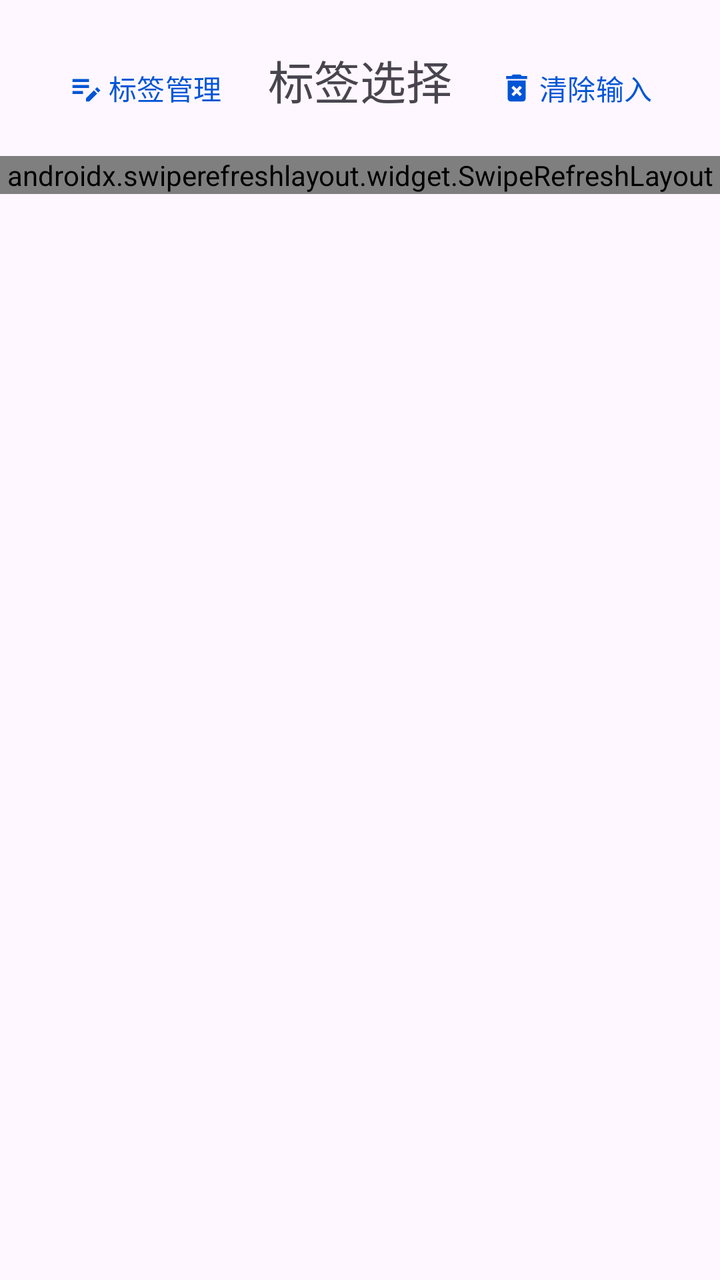
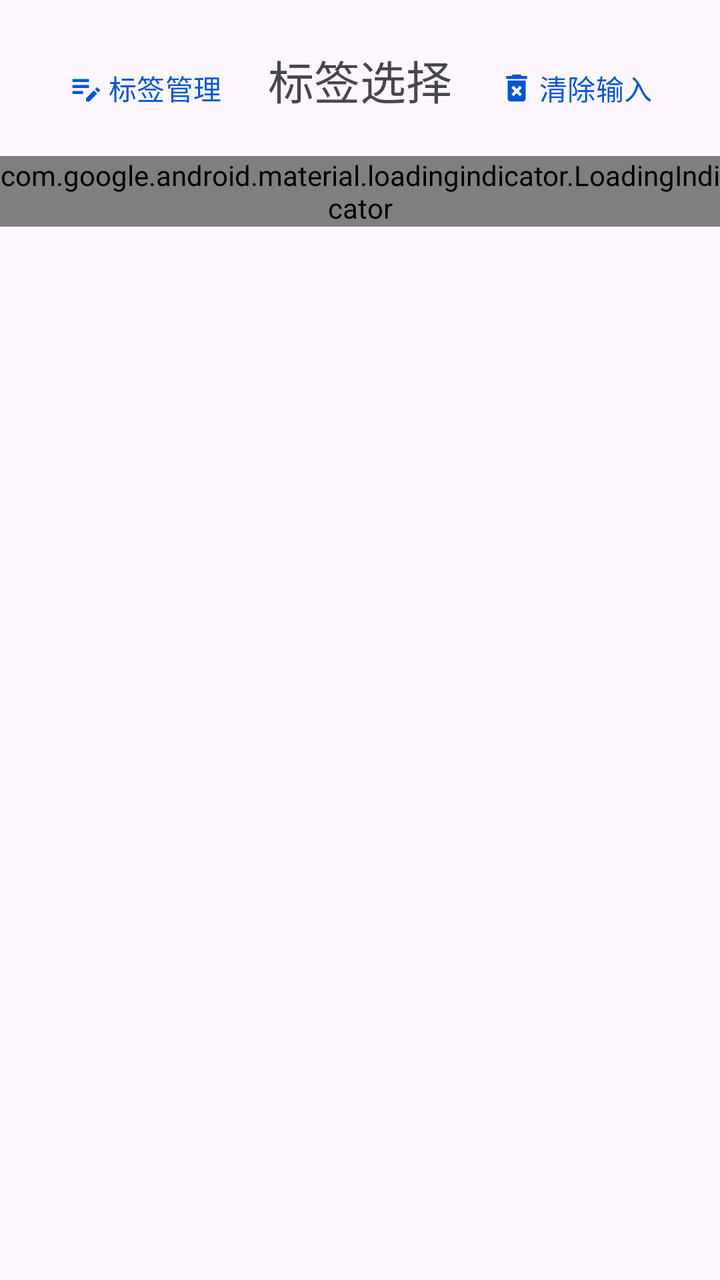

Two renders of the same Android screen: before a commit and after it. Below are the layout's source before the change and the commit's diff.
<!-- AndroidManifest.xml: application theme Theme.ManagerAssistant.Static -->
<!-- res/layout/bottom_sheet_tag_select.xml -->
<?xml version="1.0" encoding="utf-8"?>
<LinearLayout xmlns:android="http://schemas.android.com/apk/res/android"
    xmlns:app="http://schemas.android.com/apk/res-auto"
    android:layout_width="match_parent"
    android:layout_height="match_parent"
    android:orientation="vertical"
    android:paddingBottom="20dp"
    android:paddingTop="10dp">

    <androidx.constraintlayout.widget.ConstraintLayout
        android:layout_width="match_parent"
        android:layout_height="wrap_content"
        android:padding="10dp">

        <com.google.android.material.textview.MaterialTextView
            android:id="@+id/tag_select_title"
            style="@style/TitleStyle"
            android:layout_width="wrap_content"
            android:layout_height="wrap_content"
            android:text="@string/select_tag"
            app:layout_constraintBaseline_toBaselineOf="@id/edit_tag_btn"
            app:layout_constraintLeft_toLeftOf="parent"
            app:layout_constraintRight_toRightOf="parent" />

        <com.google.android.material.button.MaterialButton
            android:id="@+id/edit_tag_btn"
            style="@style/TransparentBtnStyle"
            android:layout_width="wrap_content"
            android:layout_height="wrap_content"
            android:text="@string/manage_tag"
            app:icon="@drawable/sharp_edit_note_24"
            app:iconGravity="textStart"
            app:layout_constraintLeft_toLeftOf="parent"
            app:layout_constraintTop_toTopOf="parent" />

        <com.google.android.material.button.MaterialButton
            android:id="@+id/clear_input_btn"
            style="@style/TransparentBtnStyle"
            android:layout_width="wrap_content"
            android:layout_height="wrap_content"
            android:text="@string/clear_input"
            app:icon="@drawable/baseline_delete_forever_24"
            app:iconGravity="textStart"
            app:layout_constraintRight_toRightOf="parent"
            app:layout_constraintTop_toTopOf="parent" />
    </androidx.constraintlayout.widget.ConstraintLayout>

    <androidx.swiperefreshlayout.widget.SwipeRefreshLayout
        android:id="@+id/refresh_layout"
        android:layout_width="match_parent"
        android:layout_height="wrap_content" />

    <androidx.recyclerview.widget.RecyclerView
        android:id="@+id/tag_group_recycler"
        android:layout_width="match_parent"
        android:layout_height="wrap_content"
        app:layoutManager="androidx.recyclerview.widget.LinearLayoutManager" />
</LinearLayout>
<!-- resources referenced by this layout -->
<resources>
  <!-- drawable baseline_delete_forever_24 (drawable) -->
  <vector xmlns:android="http://schemas.android.com/apk/res/android" android:height="24dp" android:tint="#000000" android:viewportHeight="24" android:viewportWidth="24" android:width="24dp">
        
      <path android:fillColor="@android:color/white" android:pathData="M6,19c0,1.1 0.9,2 2,2h8c1.1,0 2,-0.9 2,-2L18,7L6,7v12zM8.46,11.88l1.41,-1.41L12,12.59l2.12,-2.12 1.41,1.41L13.41,14l2.12,2.12 -1.41,1.41L12,15.41l-2.12,2.12 -1.41,-1.41L10.59,14l-2.13,-2.12zM15.5,4l-1,-1h-5l-1,1L5,4v2h14L19,4z"/>
      
  </vector>
  <!-- drawable sharp_edit_note_24 (drawable) -->
  <vector xmlns:android="http://schemas.android.com/apk/res/android" android:height="24dp" android:tint="#000000" android:viewportHeight="24" android:viewportWidth="24" android:width="24dp">
        
      <path android:fillColor="@android:color/white" android:pathData="M3,10h11v2H3V10zM3,8h11V6H3V8zM3,16h7v-2H3V16zM18.01,12.87l1.41,-1.41l2.12,2.12l-1.41,1.41L18.01,12.87zM17.3,13.58l-5.3,5.3V21h2.12l5.3,-5.3L17.3,13.58z"/>
      
  </vector>
  <string name="clear_input">清除输入</string>
  <string name="manage_tag">标签管理</string>
  <string name="select_tag">标签选择</string>
  <style name="TitleStyle">
          <item name="android:textSize">23sp</item>
      </style>
  <style name="TransparentBtnStyle" parent="Widget.Material3.Button">
          <item name="backgroundTint">@android:color/transparent</item>
          <item name="rippleColor">?attr/colorControlHighlight</item>
          <item name="android:textColor">?attr/colorPrimary</item>
          <item name="iconPadding">2dp</item>
      </style>
  <style name="Theme.ManagerAssistant.Static" parent="Theme.Material3.Light.NoActionBar">
          
          <item name="colorPrimary">@color/color_primary</item>
          <item name="colorOnPrimary">@color/color_on_primary</item>
          <item name="colorPrimaryContainer">@color/color_primary_container</item>
          
          <item name="colorSecondaryContainer">@color/color_secondary_container</item>
          
          <item name="android:statusBarColor">?attr/colorSurface</item>
          
          <item name="colorSurface">@color/color_surface</item>
          <item name="colorSurfaceContainer">@color/color_surface_container</item>
          <item name="colorSurfaceContainerLow">@color/color_surface_container_low</item>
  
          <item name="toolbarStyle">@style/ToolBarStyle</item>
          <item name="drawableTint">?attr/colorPrimary</item>
          <item name="colorControlActivated">?attr/colorPrimary</item>
          <item name="android:windowLightStatusBar">true</item>
          <item name="android:navigationBarColor">?attr/colorSurface</item>
      </style>
  <color name="color_primary">#0055d6</color>
  <color name="color_on_primary">#ffffff</color>
  <color name="color_primary_container">#d8e1fe</color>
  <color name="color_secondary_container">#e0e1ff</color>
  <color name="color_surface">#faf9ff</color>
  <color name="color_surface_container">#ebedfa</color>
  <color name="color_surface_container_low">#edeffc</color>
  <style name="ToolBarStyle" parent="Widget.Material3.Toolbar">
          <item name="android:backgroundTint">?attr/colorSurface</item>
          <item name="navigationIconTint">?attr/colorPrimary</item>
          <item name="contentInsetStart">10dp</item>
          <item name="titleTextAppearance">@style/TitleStyle</item>
      </style>
</resources>

<!-- the commit's change to res/layout/bottom_sheet_tag_select.xml (unified diff, before → after) -->
@@ -4,8 +4,8 @@
     android:layout_width="match_parent"
     android:layout_height="match_parent"
     android:orientation="vertical"
-    android:paddingBottom="20dp"
-    android:paddingTop="10dp">
+    android:paddingTop="10dp"
+    android:paddingBottom="20dp">
 
     <androidx.constraintlayout.widget.ConstraintLayout
         android:layout_width="match_parent"
@@ -45,10 +45,11 @@
             app:layout_constraintTop_toTopOf="parent" />
     </androidx.constraintlayout.widget.ConstraintLayout>
 
-    <androidx.swiperefreshlayout.widget.SwipeRefreshLayout
-        android:id="@+id/refresh_layout"
-        android:layout_width="match_parent"
-        android:layout_height="wrap_content" />
+    <com.google.android.material.loadingindicator.LoadingIndicator
+        android:id="@+id/loading_indicator"
+        android:layout_width="wrap_content"
+        android:layout_height="wrap_content"
+        android:layout_gravity="center_horizontal" />
 
     <androidx.recyclerview.widget.RecyclerView
         android:id="@+id/tag_group_recycler"
